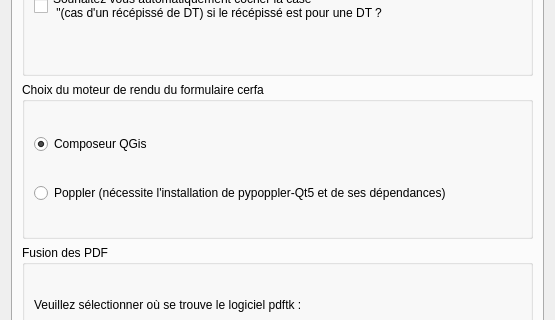
Above: DICT_dialog_config.ui from jmarsac/DICT before the change; both pictures show x 0 to 555 and y 473 to 793 of the 555 by 1086 pixel window. Below: the same form after it.
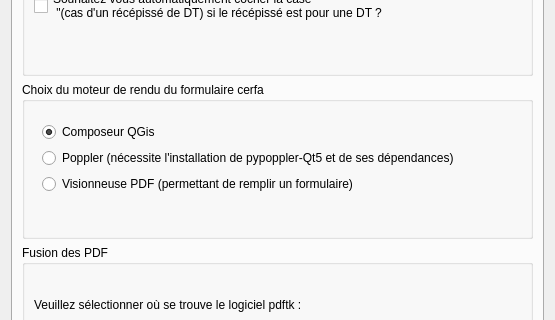
That is the form after the change.

Commit message: Create FDF file to fill Cerfa

The edit to the form file:
```diff
--- a/DICT_dialog_config.ui
+++ b/DICT_dialog_config.ui
@@ -433,7 +433,16 @@
          <property name="title">
           <string>Choix du moteur de rendu du formulaire cerfa</string>
          </property>
-         <layout class="QVBoxLayout" name="verticalLayout_21">
+         <widget class="QWidget" name="">
+          <property name="geometry">
+           <rect>
+            <x>20</x>
+            <y>40</y>
+            <width>448</width>
+            <height>74</height>
+           </rect>
+          </property>
+          <layout class="QVBoxLayout" name="verticalLayout_14">
           <item>
            <widget class="QRadioButton" name="radioQGisComposer">
             <property name="text">
@@ -451,7 +460,15 @@
             </property>
            </widget>
           </item>
-         </layout>
+           <item>
+            <widget class="QRadioButton" name="radioPdfReader">
+             <property name="text">
+              <string>Visionneuse PDF (permettant de remplir un formulaire)</string>
+             </property>
+            </widget>
+           </item>
+          </layout>
+         </widget>
         </widget>
        </item>
        <item>
```
Lines whose indentation alone changed are shown as unchanged. The commit also changes 2 other files.
